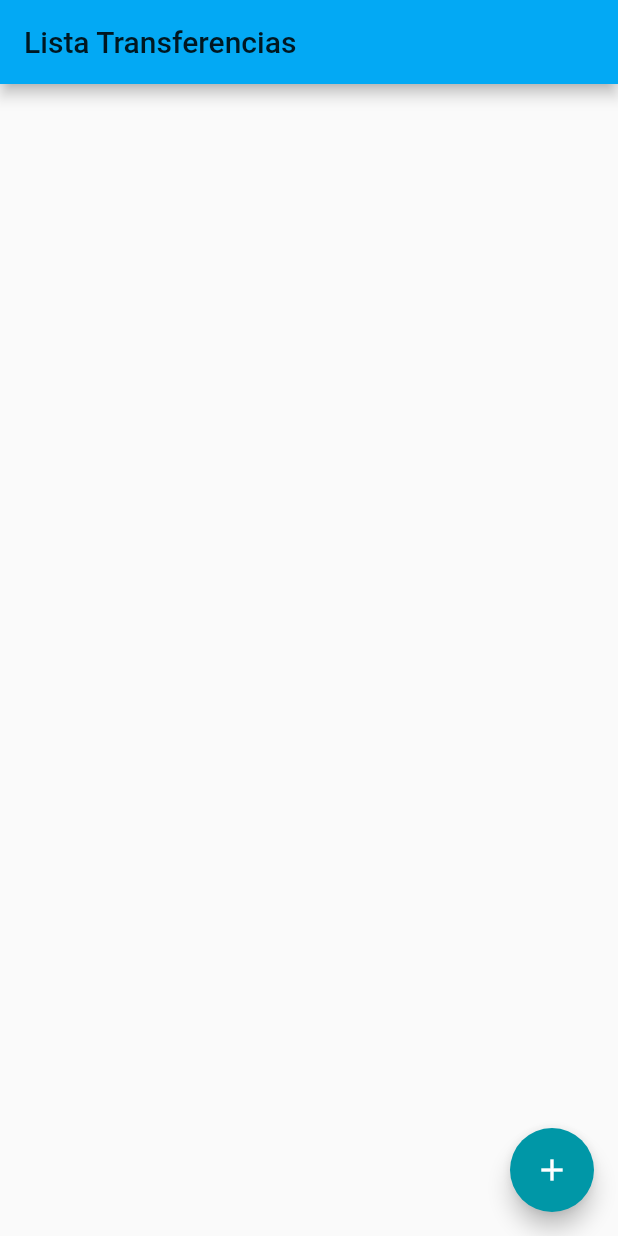
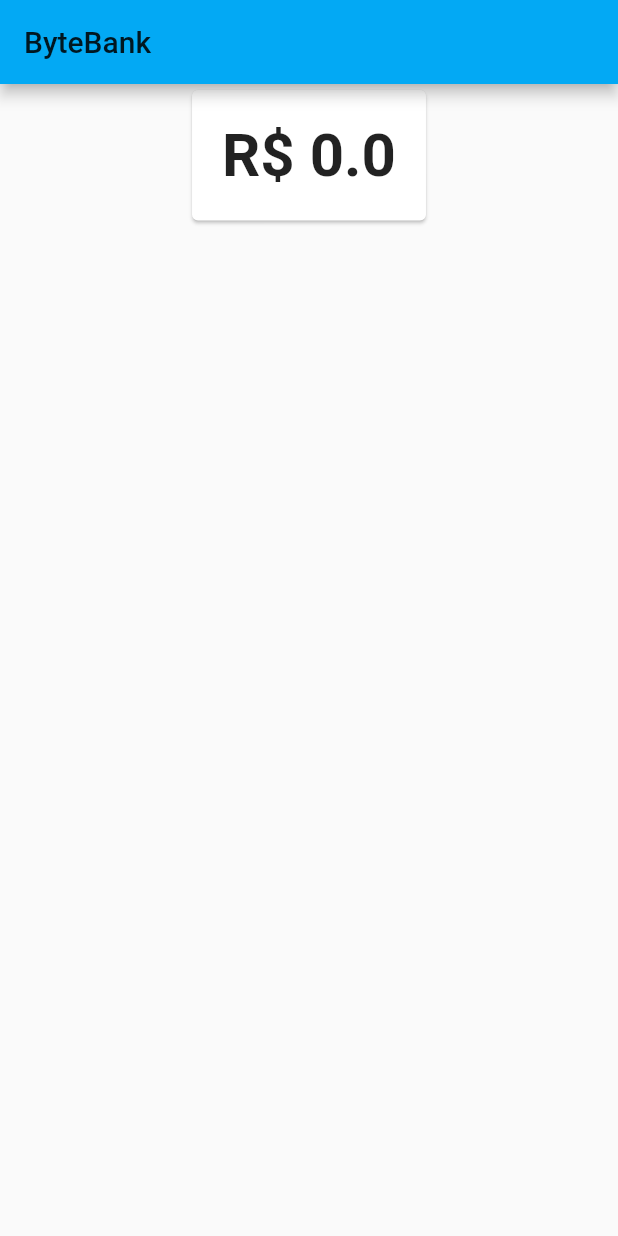
Before and after one commit to nycolle-fazolo/bytebank, a Flutter app: the screen it shows after launch, on a phone screen of 412 x 824 dp. Run offline on Flutter 3.47's test engine with Material 2 defaults, Android fonts, the phone set to English and light mode, and no system bars.

Commit message:
Adicionando provider ao projeto

```diff
--- a/lib/main.dart
+++ b/lib/main.dart
@@ -1,7 +1,12 @@
+import 'file:///C:/Users/nycol/Documents/GitHub/bytebank/lib/screens/dashboard/dashboard.dart';
 import 'package:bytebank/screens/transferencia/lista.dart';
 import 'package:flutter/material.dart';
+import 'package:provider/provider.dart';
+import 'models/saldo.dart';
 
-void main() => runApp(ByteBankApp());
+//void main() => runApp(ByteBankApp());
+void main() => runApp(ChangeNotifierProvider(create: (context) => Saldo(0),
+child: ByteBankApp(),));
 
 class ByteBankApp extends StatelessWidget {
   @override
@@ -15,7 +20,8 @@ class ByteBankApp extends StatelessWidget {
           textTheme: ButtonTextTheme.primary,
         )
       ),
-      home: ListaTransferencias(),
+      home: Dashboard(),
+      //home: ListaTransferencias(),
     );
   }
 }
--- /dev/null
+++ b/lib/models/saldo.dart
@@ -0,0 +1,13 @@
+import 'package:flutter/material.dart';
+
+class Saldo extends ChangeNotifier {
+  final double valor;
+
+  Saldo(this.valor);
+
+  @override
+  String toString(){
+    //cria uma mascara que sempre apresenta ao utilizar o metodo toString
+    return 'R\$ $valor';
+  }
+}
--- /dev/null
+++ b/lib/screens/dashboard/dashboard.dart
@@ -0,0 +1,20 @@
+import 'package:bytebank/models/saldo.dart';
+import 'package:bytebank/screens/dashboard/saldo.dart';
+import 'package:flutter/material.dart';
+
+class Dashboard extends StatelessWidget {
+  @override
+  Widget build(BuildContext context) {
+    // TODO: implement build
+    return Scaffold(
+      appBar: AppBar(
+        title: const Text('ByteBank'),
+      ),
+      body: Align(
+        alignment: Alignment.topCenter,
+        child: SaldoCard(),
+      ),
+    );
+    //throw UnimplementedError();
+  }
+}
--- /dev/null
+++ b/lib/screens/dashboard/saldo.dart
@@ -0,0 +1,28 @@
+import 'package:bytebank/models/saldo.dart';
+import 'package:flutter/material.dart';
+import 'package:provider/provider.dart';
+
+class SaldoCard extends StatelessWidget {
+  @override
+  Widget build(BuildContext context) {
+    // TODO: implement build
+    return Card(
+      child: Padding(
+        padding: EdgeInsets.all(20.0),
+        child: Consumer<Saldo>(
+          builder: (context, valor, child) {
+            return Text(
+              valor.toString(),
+              textAlign: TextAlign.center,
+              style: TextStyle(
+                fontSize: 40,
+                fontWeight: FontWeight.bold,
+              ),
+            );
+          },
+        ),
+      ),
+    );
+    //throw UnimplementedError();
+  }
+}
--- a/pubspec.yaml
+++ b/pubspec.yaml
@@ -28,6 +28,7 @@ dependencies:
   # The following adds the Cupertino Icons font to your application.
   # Use with the CupertinoIcons class for iOS style icons.
   cupertino_icons: ^1.0.0
+  provider: ^3.0.0
 
 dev_dependencies:
   flutter_test:
```
Also changed, not shown: pubspec.lock.
